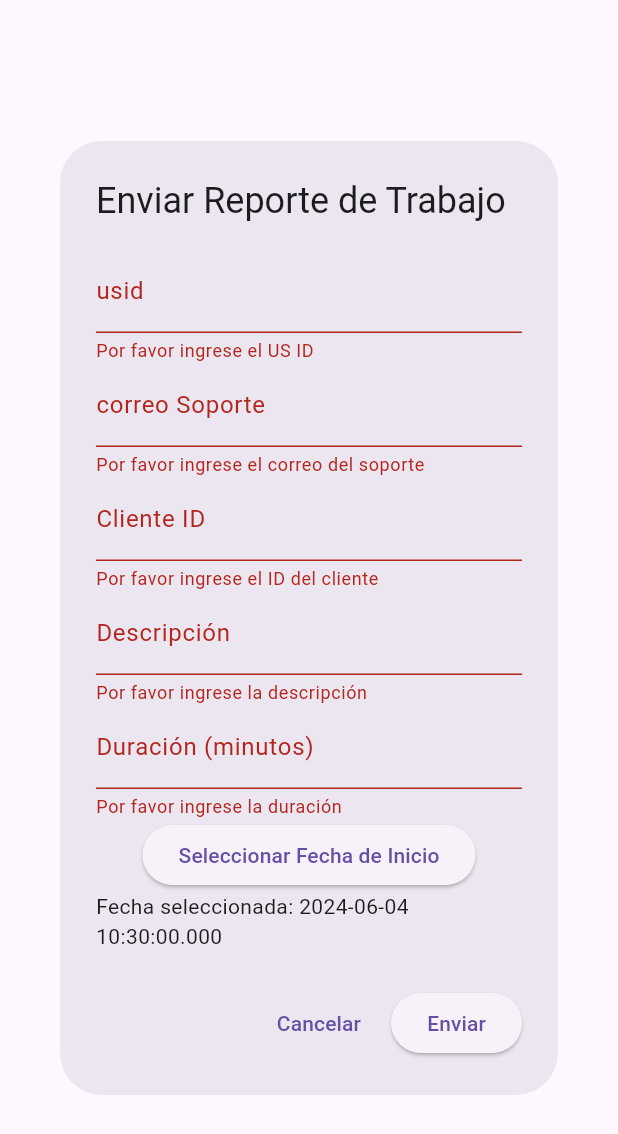
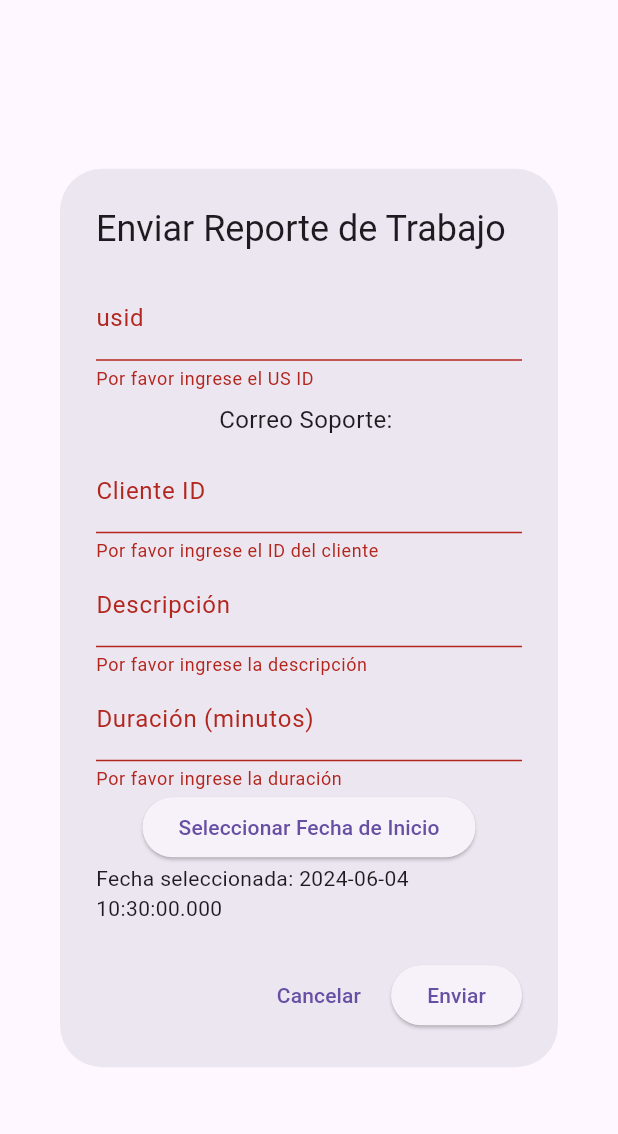
Before and after one commit to ChristianMA19/controlarPersonal_remoto, a Flutter app: the ReportDialog widget shown alone on an empty page, opened directly with empty values, after a tap on "Enviar", on a phone screen of 412 x 824 dp. Shown: the top 1134 px of the screen. Run offline on Flutter 3.47's test engine with Material 3 defaults, Android fonts, the phone set to English and light mode, and no system bars; our stand-ins replace connectivity_plus, flutter_rating_bar, get, loggy, sqflite; accounts and stored records are empty; network calls fail.

Commit message:
home_sup.dart email update

```diff
--- a/lib/ui/pages/content/home_sup.dart
+++ b/lib/ui/pages/content/home_sup.dart
@@ -30,6 +30,7 @@ class _HomePageSupState extends State<HomePageSup> {
       context: context,
       builder: (BuildContext context) {
         return ReportDialog(
+          loggedEmail: widget.loggedEmail,
           onReportSubmitted: (Report report) async {
             Loggy('Reporte enviado: $report');
             int status = await reportController.checkConnectivity() ? 0 : 1;
@@ -194,8 +195,9 @@ class _HomePageSupState extends State<HomePageSup> {
 
 class ReportDialog extends StatefulWidget {
   final Function(Report) onReportSubmitted;
+  final String loggedEmail;
 
-  ReportDialog({required this.onReportSubmitted});
+  ReportDialog({required this.onReportSubmitted, required this.loggedEmail});
 
   @override
   _ReportDialogState createState() => _ReportDialogState();
@@ -204,7 +206,6 @@ class ReportDialog extends StatefulWidget {
 class _ReportDialogState extends State<ReportDialog> {
   final _formKey = GlobalKey<FormState>();
   final _usidController = TextEditingController();
-  final _correoSoporteController = TextEditingController();
   final _clienteIDController = TextEditingController();
   final _descripcionController = TextEditingController();
   final _duracionController = TextEditingController();
@@ -231,16 +232,12 @@ class _ReportDialogState extends State<ReportDialog> {
                   return null;
                 },
               ),
-              TextFormField(
-                controller: _correoSoporteController,
-                decoration: InputDecoration(labelText: 'correo Soporte'),
-                keyboardType: TextInputType.text,
-                validator: (value) {
-                  if (value == null || value.isEmpty) {
-                    return 'Por favor ingrese el correo del soporte';
-                  }
-                  return null;
-                },
+              Padding(
+                padding: const EdgeInsets.symmetric(vertical: 8.0),
+                child: Text(
+                  'Correo Soporte: ${widget.loggedEmail}',
+                  style: TextStyle(fontSize: 16),
+                ),
               ),
               TextFormField(
                 controller: _clienteIDController,
@@ -307,7 +304,7 @@ class _ReportDialogState extends State<ReportDialog> {
             if (_formKey.currentState!.validate()) {
               final newReport = Report(
                 usid: int.parse(_usidController.text),
-                correoSoporte: _correoSoporteController.text,
+                correoSoporte: widget.loggedEmail,
                 clienteID: int.parse(_clienteIDController.text),
                 descripcion: _descripcionController.text,
                 duracion: int.parse(_duracionController.text),
```
